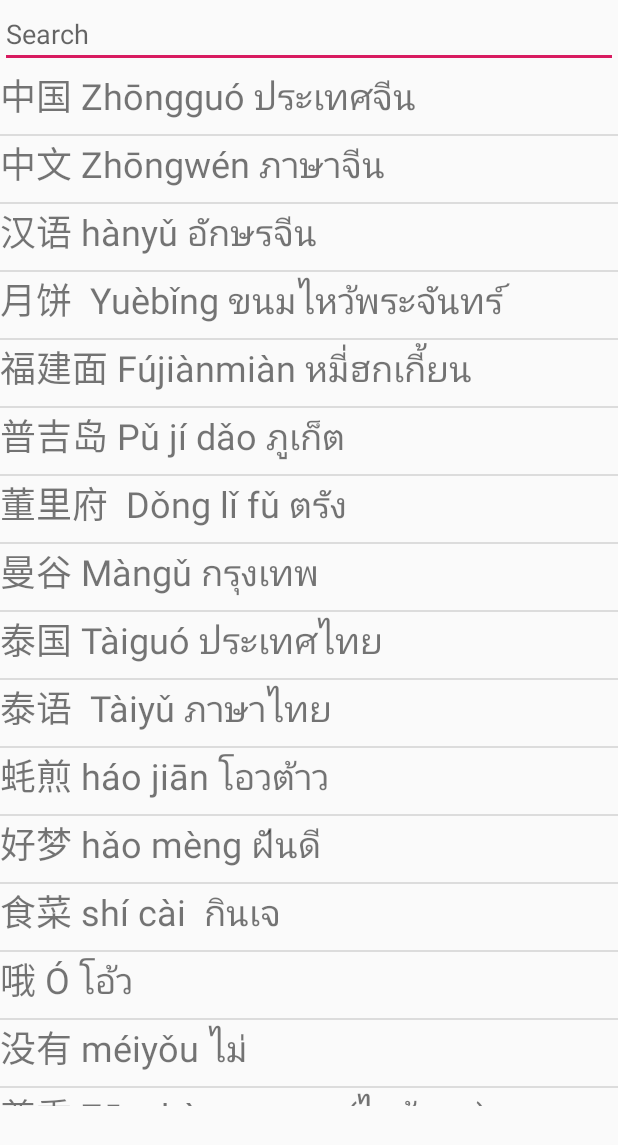
After one commit to kengzas1253/App-Learning, an Android app: the ChineseDic screen opened directly, with no data from a screen before it, on a phone screen of 412 x 824 dp. The commit adds this screen. Shown: the top 1145 px of the screen. Run offline under Robolectric (Android 15) with nearby library versions, the light colour scheme and no system bars.

Commit message:
'update2'

```diff
--- a/LazyLearning/app/src/main/AndroidManifest.xml
+++ b/LazyLearning/app/src/main/AndroidManifest.xml
@@ -9,7 +9,8 @@
         android:roundIcon="@mipmap/ic_launcher_round"
         android:supportsRtl="true"
         android:theme="@style/AppTheme">
-        <activity android:name=".Pinyin"></activity>
+        <activity android:name=".ChineseDic"></activity>
+        <activity android:name=".Pinyin" />
         <activity android:name=".Hanyu" />
         <activity android:name=".Homepage" />
         <activity android:name=".MainActivity">
--- /dev/null
+++ b/LazyLearning/app/src/main/java/com/example/lazylearning/ChineseDic.java
@@ -0,0 +1,141 @@
+package com.example.lazylearning;
+
+import androidx.appcompat.app.AppCompatActivity;
+
+import android.os.Bundle;
+import android.text.Editable;
+import android.text.TextWatcher;
+import android.view.View;
+import android.widget.AdapterView;
+import android.widget.ArrayAdapter;
+import android.widget.EditText;
+import android.widget.ListView;
+import android.widget.Toast;
+
+import java.util.ArrayList;
+import java.util.Arrays;
+
+public class ChineseDic extends AppCompatActivity {
+    ListView ChineseList;
+    ArrayList<String> listItems5;
+    ArrayAdapter<String> adapter5;
+    EditText sChtext;
+    String[] hdword={"中国 Zhōngguó ประเทศจีน ",
+            "中文 Zhōngwén ภาษาจีน",
+            "汉语 hànyǔ อักษรจีน",
+            "月饼  Yuèbǐng ขนมไหว้พระจันทร์",
+            "福建面 Fújiànmiàn หมี่ฮกเกี้ยน",
+            "普吉岛 Pǔ jí dǎo ภูเก็ต",
+            "董里府  Dǒng lǐ fǔ ตรัง",
+            "曼谷 Màngǔ กรุงเทพ",
+            "泰国 Tàiguó ประเทศไทย",
+            "泰语  Tàiyǔ ภาษาไทย",
+            "蚝煎 háo jiān โอวต้าว",
+            "好梦 hǎo mèng ฝันดี",
+            "食菜 shí cài  กินเจ",
+            "哦 Ó โอ้ว",
+            "没有 méiyǒu ไม่ ",
+            "尊重 Zūnzhòng เคารพ(ไหว้พระ)",
+            "拼音 pīnyīn พินอิน",
+            "简体 jiǎntǐ แบบย่อ",
+            "水 shuǐ น้ำ",
+            "冰 bīng น้ำแข็ง",
+            "地 de พื้นดิน",
+            "风 fēng ลม",
+            "火 huǒ ไฟ",
+            "点心 diǎnxīn  ติ่มซำ",
+            "油条  yóutiáo จ๋ากุ่ย",
+            "白糖糕 báitáng gāo ป๋าท๋องโก๋",
+            "蝦餃 Xiā jiǎo ฮะเก๋า",
+            "餃 Jiǎo เกี๊ยว",
+            "燒賣 shāomai ขนมจีบ",
+            "酱油 Jiàngyóu  ซีอิ๋ว",
+            "鱼露 Yú lù น้ำปลา",
+            "中秋节 Zhōngqiū jié วันไหว้พระจันทร์",
+            "清明節 Qīngmíng jié วันเชงเม้ง",
+            "九皇勝會 jiǔ huáng shèng huì วันกินเจ",
+            "台湾 Táiwān ไต้หวัน",
+            "柬埔寨 jiǎnpǔzhài กัมพูชา",
+            "老挝 Lǎowō ลาว",
+            "缅甸 Miǎndiàn พม่า",
+            "马来西亚 Mǎláixīyà มาเลเซีย",
+            "新加坡 Xīnjiāpō สิงค์โปร์",
+            "印度尼西亚 Yìndùníxīyà อินโดนีเซีย",
+            "印度 Yìndù อินเดีย",
+            "韩国 Hánguó เกาหลี",
+            "意大利 Yìdàlì อิตาลี",
+            "美国 Měiguó สหรัฐอเมริกา",
+            "俄罗斯 Èluósī รัสเซีย",
+            "东盟 Dōngméng อาเซียน",
+            "熊 xióng ฉง หมี",
+            "海 hǎi ทะเล",
+            "岛屿 dǎoyǔ เกาะ",
+            "年 nián เหนียน. ปี",
+            "日期 rìqī รื้อฉี้. วันที่",
+            "星期 xīnqī ชิงฉี้ สัปดาห์",
+            "昨天 zuótiān โซวเทียน เมื่อวาน",
+            "今天 jīntiān จินเทียน วันนี้",
+            "明天 míngtiān หมิงเทียน พรุ่งนี้",
+            "黄瓜 huángguā หวางกวา แตงกวา",
+            "番茄 fānqié.ฟานเฉ มะเขือเทศ",
+            "称 chēng โทรศัพท์",
+            "冰淇淋 bīngqílín ไอศครีม",
+            "好想你 hǎoxiǎngnǐ ฉันคิดถึงคุณ",
+            "女生 nusheng หญิงสาว",
+            "新加坡 xīnjiāpō สิงคโปร์",
+            "太美了 tàiměile สวยงามมาก",
+            "不用担心 bùyòng dānxīn ไม่ต้องกังวล",
+            "姓 xìng ซิ่ง แซ่",
+            "做个好梦 zuò gé hǎo měng ฝันดี",
+            "蝙蝠 biānfú เปียนฝุ ค้างคาว",
+            "豆浆 Dòujiāng น้ำเต้าหู้"};
+    @Override
+    protected void onCreate(Bundle savedInstanceState) {
+        super.onCreate(savedInstanceState);
+        setContentView(R.layout.activity_chinese_dic);
+        ChineseList = (ListView)findViewById(R.id.ListDicChi);
+        sChtext = (EditText) findViewById(R.id.txSdicChinesse);
+        initList1();
+        sChtext.addTextChangedListener(new TextWatcher() {
+            @Override
+            public void beforeTextChanged(CharSequence s, int start, int count, int after) {
+            }
+            @Override
+            public void onTextChanged(CharSequence s, int start, int before, int count) {
+                if (s.toString().equals("")){
+                    //reset listview
+                    initList1();
+                }
+                else {
+                    //perform search
+                    searchItem1(s.toString());
+
+                }
+            }
+
+            @Override
+            public void afterTextChanged(Editable s) {
+                // perform search
+            }
+        });
+    }
+    public void searchItem1(String textToSearch){
+        for (String hdword1:hdword){
+            if (!hdword1.contains(textToSearch)){
+                listItems5.remove(hdword1);
+            }
+        }
+        adapter5.notifyDataSetChanged();
+    }
+    public void initList1(){
+        listItems5 = new ArrayList<>(Arrays.asList(hdword));
+        adapter5 = new ArrayAdapter<String>(this,R.layout.layoutlist,R.id.textOutList,listItems5);
+        ChineseList.setAdapter(adapter5);
+        ChineseList.setOnItemClickListener(new AdapterView.OnItemClickListener() {
+            @Override
+            public void onItemClick(AdapterView<?> parent, View view, int position, long id) {
+                Toast.makeText(ChineseDic.this,"List"+position,Toast.LENGTH_SHORT).show();
+            }
+        });
+    }
+}
--- a/LazyLearning/app/src/main/java/com/example/lazylearning/Hanyu.java
+++ b/LazyLearning/app/src/main/java/com/example/lazylearning/Hanyu.java
@@ -10,7 +10,7 @@ import android.view.View;
 import br.com.bloder.magic.view.MagicButton;
 
 public class Hanyu extends AppCompatActivity {
-    CardView p1;
+    CardView p1,p2;
     @Override
     protected void onCreate(Bundle savedInstanceState) {
         super.onCreate(savedInstanceState);
@@ -23,5 +23,13 @@ public class Hanyu extends AppCompatActivity {
                 startActivity(P1);
             }
         });
+        p2= (CardView) findViewById(R.id.chiDic);
+        p2.setOnClickListener(new View.OnClickListener() {
+            @Override
+            public void onClick(View view) {
+                Intent P2 = new Intent(Hanyu.this,ChineseDic.class);
+                startActivity(P2);
+            }
+        });
     }
 }
--- /dev/null
+++ b/LazyLearning/app/src/main/res/layout/activity_chinese_dic.xml
@@ -0,0 +1,27 @@
+<?xml version="1.0" encoding="utf-8"?>
+<androidx.constraintlayout.widget.ConstraintLayout xmlns:android="http://schemas.android.com/apk/res/android"
+    xmlns:app="http://schemas.android.com/apk/res-auto"
+    xmlns:tools="http://schemas.android.com/tools"
+    android:layout_width="match_parent"
+    android:layout_height="match_parent"
+    tools:context=".ChineseDic"
+    tools:layout_editor_absoluteY="25dp">
+
+    <EditText
+        android:id="@+id/txSdicChinesse"
+        android:layout_width="match_parent"
+        android:layout_height="wrap_content"
+        android:hint="Search"
+        app:layout_constraintTop_toTopOf="parent" />
+
+    <ListView
+        android:id="@+id/ListDicChi"
+        android:layout_width="420dp"
+        android:layout_height="692dp"
+        app:layout_constraintEnd_toEndOf="parent"
+        app:layout_constraintHorizontal_bias="0.0"
+        app:layout_constraintStart_toStartOf="parent"
+        app:layout_constraintTop_toBottomOf="@+id/txSdicChinesse" />
+
+
+</androidx.constraintlayout.widget.ConstraintLayout>
--- a/LazyLearning/app/src/main/res/layout/activity_hanyu.xml
+++ b/LazyLearning/app/src/main/res/layout/activity_hanyu.xml
@@ -65,6 +65,7 @@
         </androidx.cardview.widget.CardView>
 
         <androidx.cardview.widget.CardView
+
             android:layout_width="0dp"
             android:layout_height="0dp"
             android:layout_rowWeight="1"
@@ -138,6 +139,7 @@
         </androidx.cardview.widget.CardView>
 
         <androidx.cardview.widget.CardView
+            android:id="@+id/chiDic"
             android:layout_width="0dp"
             android:layout_height="0dp"
             android:layout_rowWeight="1"
--- /dev/null
+++ b/LazyLearning/app/src/main/res/layout/layoutlist.xml
@@ -0,0 +1,13 @@
+<?xml version="1.0" encoding="utf-8"?>
+<LinearLayout xmlns:android="http://schemas.android.com/apk/res/android"
+    android:layout_width="match_parent"
+    android:layout_height="match_parent">
+
+    <TextView
+        android:id="@+id/textOutList"
+        android:layout_width="wrap_content"
+        android:layout_height="44dp"
+        android:layout_weight="1"
+        android:text="TextView"
+        android:textSize="24sp" />
+</LinearLayout>
```
